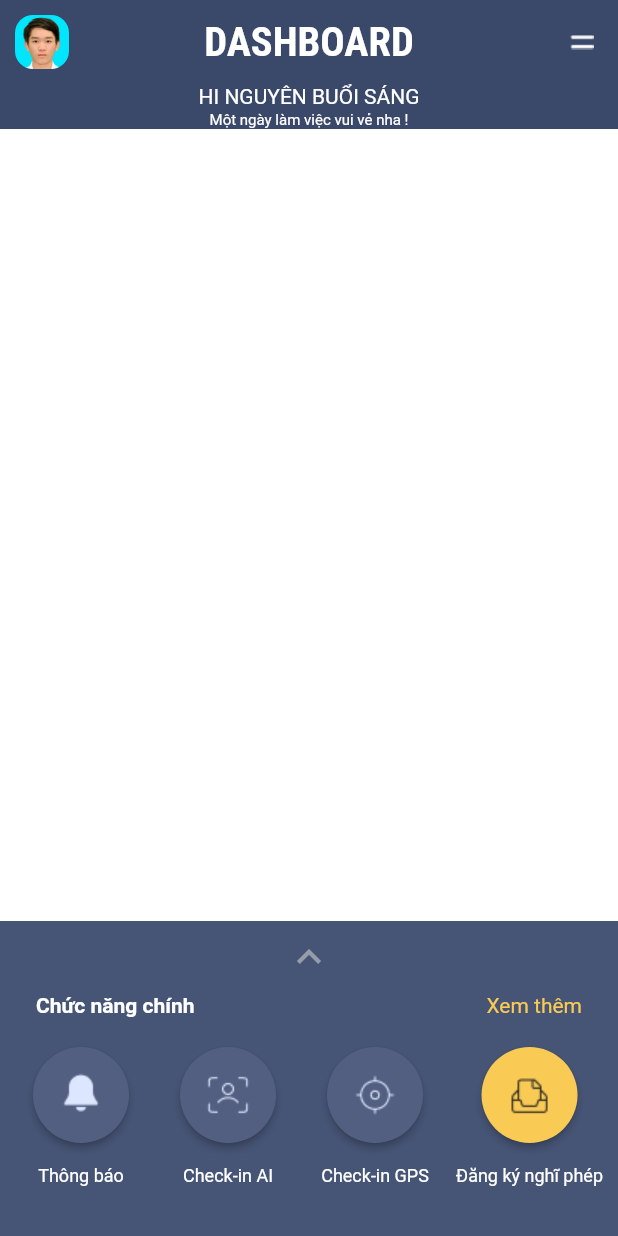
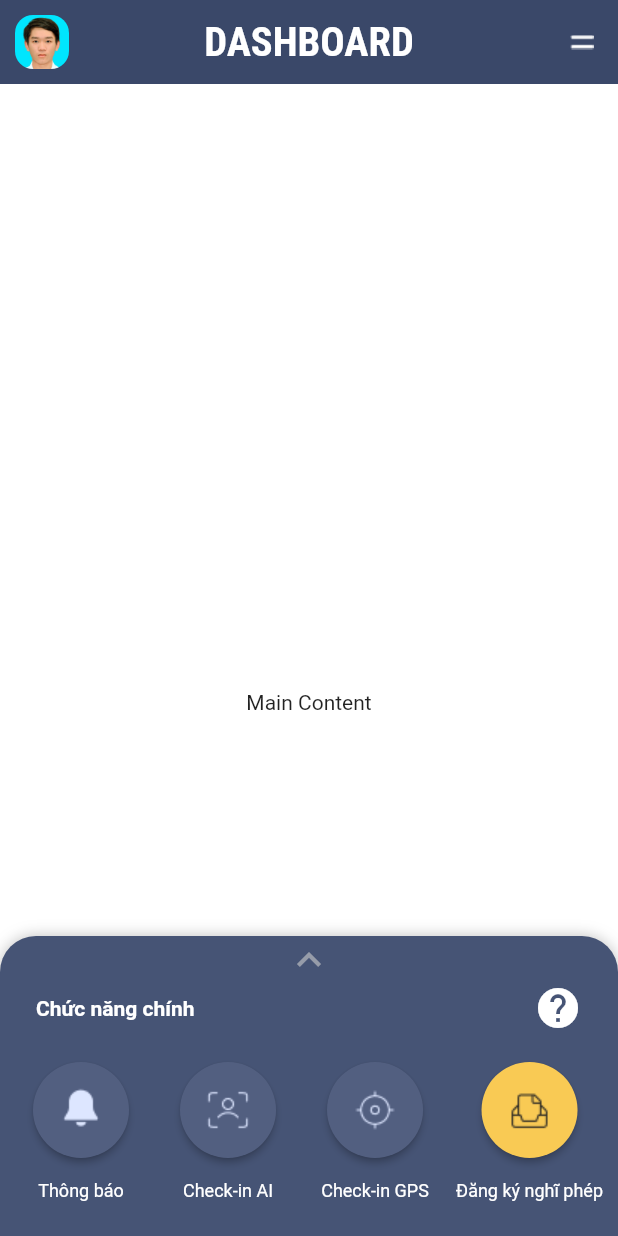
Before and after one commit to Nguyen25602/MobileAppCamAI, a Flutter app: the screen it shows after launch, on a phone screen of 412 x 824 dp. Run offline on Flutter 3.47's test engine with Material 2 defaults, Android fonts, the phone set to English and light mode, and no system bars; drawn by our look-alikes of sliding_up_panel; our stand-ins replace google_fonts.

Commit message:
Nguyen sua

```diff
--- a/lib/main.dart
+++ b/lib/main.dart
@@ -1,4 +1,5 @@
 import 'package:cloudgo_mobileapp/pages/home_page.dart';
+import 'package:cloudgo_mobileapp/pages/login_page.dart';
 import 'package:cloudgo_mobileapp/shared/constants.dart';
 import 'package:flutter/material.dart';
 import 'package:google_fonts/google_fonts.dart';
@@ -19,7 +20,7 @@ class MyApp extends StatelessWidget {
         scaffoldBackgroundColor: Colors.white,
       ),
       debugShowCheckedModeBanner: false,
-      home: const HomeScreen(),
+      home: const LoginPage(),
     );
   }
 }
--- a/lib/pages/home_page.dart
+++ b/lib/pages/home_page.dart
@@ -1,3 +1,4 @@
+import 'package:cloudgo_mobileapp/widgets/widgets.dart';
 import 'package:flutter/material.dart';
 import 'package:google_fonts/google_fonts.dart';
 
@@ -9,6 +10,16 @@ class HomeScreen extends StatefulWidget {
 }
 
 class _HomeScreenState extends State<HomeScreen> {
+  double bottomNavBarHeight = 210.0;
+  bool isExpanded = false;
+
+  void toggleBottomNavBar() {
+    setState(() {
+      isExpanded = !isExpanded;
+      bottomNavBarHeight = isExpanded ? 200.0 : 60.0;
+    });
+  }
+
   @override
   Widget build(BuildContext context) {
     return Scaffold(
@@ -126,9 +137,9 @@ class _HomeScreenState extends State<HomeScreen> {
                     ],
                   ),
                 ),
-                Padding(
-                  padding:
-                      const EdgeInsets.symmetric(horizontal: 10, vertical: 20),
+                //Footer
+                const Padding(
+                  padding: EdgeInsets.symmetric(horizontal: 10, vertical: 20),
                   child: Row(
                     mainAxisAlignment: MainAxisAlignment.spaceBetween,
                     children: [
@@ -136,104 +147,44 @@ class _HomeScreenState extends State<HomeScreen> {
                       Column(
                         mainAxisAlignment: MainAxisAlignment.center,
                         children: [
-                          MaterialButton(
-                            onPressed: () {},
-                            color: const Color(0xff525F80),
-                            textColor: Colors.white,
-                            child: Image.asset(
-                              "assets/Icon_Notify.png",
-                            ),
-                            padding: const EdgeInsets.all(16),
-                            shape: const CircleBorder(),
-                          ),
-                          const SizedBox(
-                            height: 15,
-                          ),
-                          const Text(
-                            'Thông báo',
-                            style: TextStyle(
-                                fontFamily: 'Roboto',
-                                color: Colors.white,
-                                fontWeight: FontWeight.w400,
-                                fontSize: 12),
+                          IconWidgets(
+                            iconPath: "assets/Icon_Notify.png",
+                            text: 'Thông báo',
+                            onPressed: demo,
+                            vcolor: Color(0xffF9CA54),
                           ),
                         ],
                       ),
                       Column(
                         mainAxisAlignment: MainAxisAlignment.center,
                         children: [
-                          MaterialButton(
-                            onPressed: () {},
-                            color: const Color(0xff525F80),
-                            textColor: Colors.white,
-                            child: Image.asset(
-                              "assets/Icon_AICam.png",
-                            ),
-                            padding: const EdgeInsets.all(16),
-                            shape: const CircleBorder(),
-                          ),
-                          const SizedBox(
-                            height: 15,
-                          ),
-                          const Text(
-                            'Check-in AI',
-                            style: TextStyle(
-                                fontFamily: 'Roboto',
-                                color: Colors.white,
-                                fontWeight: FontWeight.w400,
-                                fontSize: 12),
+                          IconWidgets(
+                            iconPath: "assets/Icon_AICam.png",
+                            text: 'Check-in AI',
+                            onPressed: demo,
+                            vcolor: Color(0xffF9CA54),
                           ),
                         ],
                       ),
                       Column(
                         mainAxisAlignment: MainAxisAlignment.center,
                         children: [
-                          MaterialButton(
-                            onPressed: () {},
-                            color: const Color(0xff525F80),
-                            textColor: Colors.white,
-                            child: Image.asset(
-                              "assets/Icon_Maps.png",
-                            ),
-                            padding: const EdgeInsets.all(16),
-                            shape: const CircleBorder(),
-                          ),
-                          const SizedBox(
-                            height: 15,
-                          ),
-                          const Text(
-                            'Check-in GPS',
-                            style: TextStyle(
-                                fontFamily: 'Roboto',
-                                color: Colors.white,
-                                fontWeight: FontWeight.w400,
-                                fontSize: 12),
+                          IconWidgets(
+                            iconPath: "assets/Icon_Maps.png",
+                            text: 'Check-in GPS',
+                            onPressed: demo,
+                            vcolor: Color(0xffF9CA54),
                           ),
                         ],
                       ),
                       Column(
                         mainAxisAlignment: MainAxisAlignment.center,
                         children: [
-                          MaterialButton(
-                            onPressed: () {},
-                            color: const Color(0xffF9CA54),
-                            textColor: Colors.white,
-                            child: Image.asset(
-                              "assets/Icon_Documents.png",
-                            ),
-                            padding: const EdgeInsets.all(16),
-                            shape: const CircleBorder(),
-                          ),
-                          const SizedBox(
-                            height: 15,
-                          ),
-                          const Text(
-                            'Đăng ký nghĩ phép',
-                            style: TextStyle(
-                                fontFamily: 'Roboto',
-                                color: Colors.white,
-                                fontWeight: FontWeight.w400,
-                                fontSize: 12),
+                          IconWidgets(
+                            iconPath: "assets/Icon_Documents.png",
+                            text: 'Đăng ký nghĩ phép',
+                            onPressed: demo,
+                            vcolor: Color(0xffF9CA54),
                           ),
                         ],
                       ),
@@ -246,3 +197,5 @@ class _HomeScreenState extends State<HomeScreen> {
     );
   }
 }
+
+void demo() {}
--- /dev/null
+++ b/lib/pages/login_page.dart
@@ -0,0 +1,236 @@
+import 'package:cloudgo_mobileapp/widgets/widgets.dart';
+import 'package:flutter/material.dart';
+import 'package:google_fonts/google_fonts.dart';
+import 'package:sliding_up_panel/sliding_up_panel.dart';
+
+class LoginPage extends StatefulWidget {
+  const LoginPage({super.key});
+
+  @override
+  State<LoginPage> createState() => _LoginPageState();
+}
+
+class _LoginPageState extends State<LoginPage> {
+  bool isExpanded = false;
+  BorderRadiusGeometry radius = const BorderRadius.only(
+    topLeft: Radius.circular(24.0),
+    topRight: Radius.circular(24.0),
+  );
+  @override
+  Widget build(BuildContext context) {
+    return Scaffold(
+      appBar: AppBar(
+        actions: [
+          IconButton(
+            onPressed: () {},
+            icon: Image.asset(
+              "assets/Icon_Info.png",
+            ),
+          )
+        ],
+        centerTitle: true,
+        elevation: 0,
+        backgroundColor: Theme.of(context).primaryColor,
+        title: Text(
+          "DASHBOARD",
+          style: GoogleFonts.robotoCondensed(
+            color: Colors.white,
+            fontWeight: FontWeight.bold,
+            fontSize: 27,
+          ),
+        ),
+        leading: GestureDetector(
+          onTap: () {},
+          child: Container(
+            margin: const EdgeInsets.all(10),
+            decoration: BoxDecoration(
+              image: const DecorationImage(
+                image: AssetImage("assets/logo.png"),
+              ),
+              borderRadius: BorderRadius.circular(12),
+            ),
+          ),
+        ),
+      ),
+      body: SlidingUpPanel(
+        backdropEnabled: true,
+        color: const Color(0XFF465475),
+        minHeight: 200,
+        maxHeight: 380,
+        onPanelSlide: (double slideAmount) {
+          setState(() {
+            isExpanded = slideAmount > 0.0;
+          });
+        },
+        panelBuilder: (scrollController) =>
+            _buildSlidingPanel(scrollController),
+        body: const Center(
+          child: Text('Main Content'),
+        ),
+        borderRadius: radius,
+      ),
+    );
+  }
+
+  Widget _buildSlidingPanel(ScrollController scrollController) {
+    return SingleChildScrollView(
+      scrollDirection: Axis.vertical,
+      child: Column(
+        children: [
+          const Row(
+            mainAxisAlignment: MainAxisAlignment.center,
+            children: [
+              Icon(
+                Icons.expand_less,
+                size: 32,
+                color: Color.fromARGB(199, 172, 176, 184),
+              ),
+            ],
+          ),
+          const Padding(
+            padding: EdgeInsets.symmetric(horizontal: 24),
+            child: Row(
+              mainAxisAlignment: MainAxisAlignment.spaceBetween,
+              children: [
+                Text(
+                  'Chức năng chính',
+                  style: TextStyle(
+                      fontFamily: 'Roboto',
+                      color: Colors.white,
+                      fontWeight: FontWeight.bold,
+                      fontSize: 14),
+                ),
+                Icon(
+                  Icons.help,
+                  size: 32,
+                  color: Color.fromARGB(255, 255, 255, 255),
+                ),
+              ],
+            ),
+          ),
+          const Padding(
+            padding: EdgeInsets.symmetric(horizontal: 10, vertical: 20),
+            child: Row(
+              mainAxisAlignment: MainAxisAlignment.spaceBetween,
+              children: [
+                //Tạo button
+                Column(
+                  mainAxisAlignment: MainAxisAlignment.center,
+                  children: [
+                    IconWidgets(
+                      iconPath: "assets/Icon_Notify.png",
+                      text: 'Thông báo',
+                      onPressed: demo,
+                      vcolor: Color(0xff525F80),
+                    ),
+                  ],
+                ),
+                Column(
+                  mainAxisAlignment: MainAxisAlignment.center,
+                  children: [
+                    IconWidgets(
+                      iconPath: "assets/Icon_AICam.png",
+                      text: 'Check-in AI',
+                      onPressed: demo,
+                      vcolor: Color(0xff525F80),
+                    ),
+                  ],
+                ),
+                Column(
+                  mainAxisAlignment: MainAxisAlignment.center,
+                  children: [
+                    IconWidgets(
+                      iconPath: "assets/Icon_Maps.png",
+                      text: 'Check-in GPS',
+                      onPressed: demo,
+                      vcolor: Color(0xff525F80),
+                    ),
+                  ],
+                ),
+                Column(
+                  mainAxisAlignment: MainAxisAlignment.center,
+                  children: [
+                    IconWidgets(
+                      iconPath: "assets/Icon_Documents.png",
+                      text: 'Đăng ký nghĩ phép',
+                      onPressed: demo,
+                      vcolor: Color(0xffF9CA54),
+                    ),
+                  ],
+                ),
+              ],
+            ),
+          ),
+          if (isExpanded)
+            const Padding(
+              padding: EdgeInsets.symmetric(horizontal: 10, vertical: 20),
+              child: Column(children: [
+                Row(
+                  mainAxisAlignment: MainAxisAlignment.spaceBetween,
+                  //Button
+                  children: [
+                    Column(
+                      mainAxisAlignment: MainAxisAlignment.center,
+                      children: [
+                        IconWidgets(
+                          iconPath: "assets/Icon_Wifi.png",
+                          text: 'Check-in WiFi',
+                          onPressed: demo,
+                          vcolor: Color(0xff525F80),
+                        ),
+                      ],
+                    ),
+                    Column(
+                      mainAxisAlignment: MainAxisAlignment.center,
+                      children: [
+                        IconWidgets(
+                          iconPath: "assets/Icon_Log.png",
+                          text: 'Log Check-in',
+                          onPressed: demo,
+                          vcolor: Color(0xff525F80),
+                        ),
+                      ],
+                    ),
+                    Column(
+                      mainAxisAlignment: MainAxisAlignment.center,
+                      children: [
+                        IconWidgets(
+                          iconPath: "assets/Icon_Calendar.png",
+                          text: 'Lịch làm việc',
+                          onPressed: demo,
+                          vcolor: Color(0xff525F80),
+                        ),
+                      ],
+                    ),
+                    Column(
+                      mainAxisAlignment: MainAxisAlignment.center,
+                      children: [
+                        IconWidgets(
+                          iconPath: "assets/Icon_Edit.png",
+                          text: 'Xét duyệt NV',
+                          onPressed: demo,
+                          vcolor: Color(0xff00FFC2),
+                        ),
+                      ],
+                    ),
+                  ],
+                ),
+                SizedBox(
+                  height: 20,
+                ),
+                Row(
+                  mainAxisAlignment: MainAxisAlignment.center,
+                  crossAxisAlignment: CrossAxisAlignment.center,
+                  children: [
+                    Image(image: AssetImage("assets/Logo_CloudGo.png")),
+                  ],
+                ),
+              ]),
+            ),
+        ],
+      ),
+    );
+  }
+}
+
+void demo() {}
--- a/lib/shared/constants.dart
+++ b/lib/shared/constants.dart
@@ -1,9 +1,9 @@
 import 'package:flutter/material.dart';
 
 class Constants {
-  static String appId = "1:815703663399:web:70fb9cffda63fa33b77f02";
-  static String apiKey = "AIzaSyAL7sJb40hWnbvCdMg1axiTNfQZlUj1lsM";
-  static String messagingSenderId = "815703663399";
-  static String projectId = "chatapp-67336";
+  // static String appId = "1:815703663399:web:70fb9cffda63fa33b77f02";
+  // static String apiKey = "AIzaSyAL7sJb40hWnbvCdMg1axiTNfQZlUj1lsM";
+  // static String messagingSenderId = "815703663399";
+  // static String projectId = "chatapp-67336";
   final primaryColor = const Color(0xff3a4869);
 }
--- /dev/null
+++ b/lib/widgets/widgets.dart
@@ -0,0 +1,49 @@
+import 'package:flutter/material.dart';
+
+class IconWidgets extends StatefulWidget {
+  final String iconPath;
+  final String text;
+  final VoidCallback onPressed;
+  final Color vcolor;
+
+  const IconWidgets({
+    Key? key,
+    required this.iconPath,
+    required this.text,
+    required this.onPressed,
+    required this.vcolor,
+  }) : super(key: key);
+
+  @override
+  State<IconWidgets> createState() => _IconWidgetsState();
+}
+
+class _IconWidgetsState extends State<IconWidgets> {
+  @override
+  Widget build(BuildContext context) {
+    return Column(
+      mainAxisAlignment: MainAxisAlignment.center,
+      children: [
+        MaterialButton(
+          onPressed: widget.onPressed,
+          color: widget.vcolor,
+          textColor: Colors.white,
+          padding: const EdgeInsets.all(16),
+          shape: const CircleBorder(),
+          child: Image.asset(widget.iconPath),
+        ),
+        const SizedBox(
+          height: 15,
+        ),
+        Text(
+          widget.text,
+          style: const TextStyle(
+              fontFamily: 'Roboto',
+              color: Colors.white,
+              fontWeight: FontWeight.w400,
+              fontSize: 12),
+        ),
+      ],
+    );
+  }
+}
```
Also changed, not shown: pubspec.yaml (+1 -6 lines), assets/Icon_.png (added), assets/Icon_Calendar.png (added), assets/Icon_Edit.png (added), assets/Icon_Log.png (added), assets/Icon_Wifi.png (added), assets/Logo_CloudGo.png (added), pubspec.lock.
